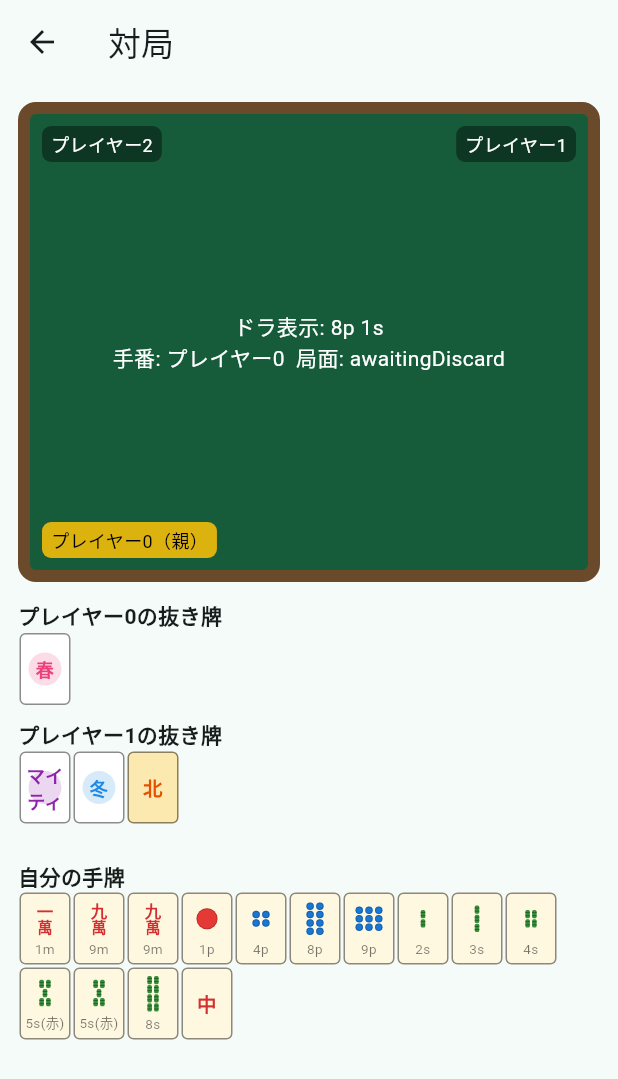
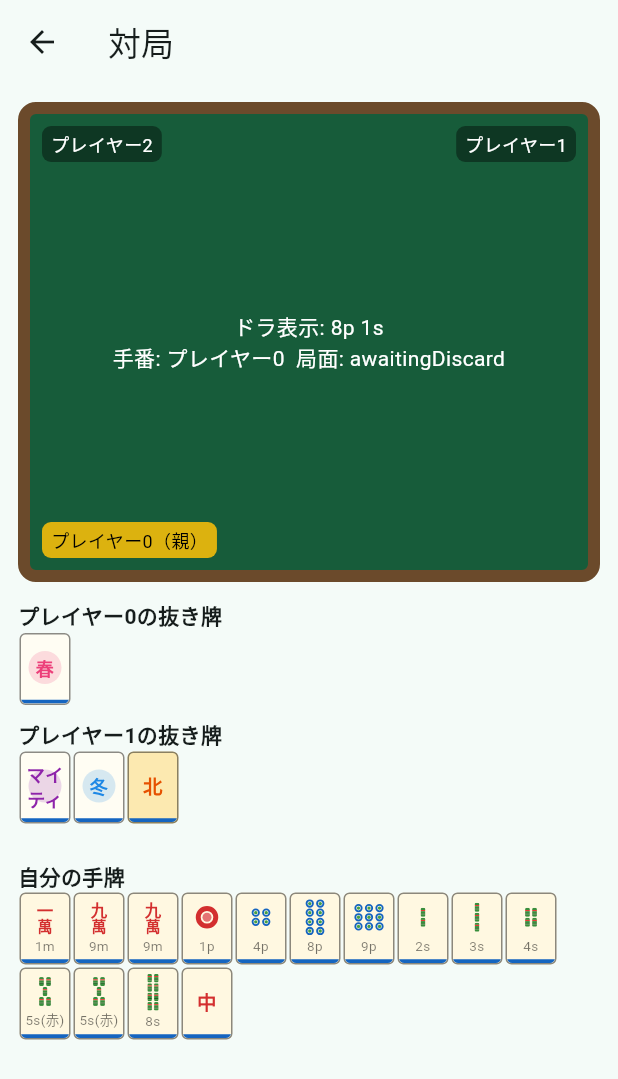
Before and after one commit to MasakiTanimizu/Claudecode-, a Flutter app: the screen it shows after launch, after a tap on "対局開始（動作確認用）", on a phone screen of 412 x 824 dp. Shown: the top 1079 px of the screen. Run offline on Flutter 3.47's test engine with Material 3 defaults, Android fonts, the phone set to English and light mode, and no system bars.

Commit message:
牌のデザインを一般的な牌の意匠にさらに寄せる（フリー素材の模写はせず）
イラストACの素材は「主役として無料利用不可・再配布禁止」の規約があり、
本リポジトリはGitHub Pagesで公開されるため使用/模写を見送り、代わりに
Flutter自前描画をブラッシュアップ：
- 筒子: ドットをリング＋中心点の2色構成にして立体感を追加
- 索子: 竹を3分割し、赤と濃緑のバンドで節を強調
- 牌全体にアイボリーの牌面と下部の青い帯を追加（一般的な牌の意匠の
  慣習であり、特定の作者のイラストを再現したものではない）

いずれも既存のColor/Widget型なので著作権上の懸念はゼロ。
find.text(tile.label)ベースの既存テストへの影響もなし。

```diff
--- a/apps/mobile/lib/presentation/widgets/tile_view.dart
+++ b/apps/mobile/lib/presentation/widgets/tile_view.dart
@@ -3,14 +3,18 @@ import 'package:mahjong_engine/mahjong_engine.dart';
 
 /// A single tile, rendered on a bordered card using traditional mahjong tile
 /// face conventions — drawn entirely with Flutter's own shapes/text, not
-/// copied from any specific app's art assets, so there's nothing to source
-/// or license:
-/// - pin (筒子): a canonical dot pattern, one row-group per count.
-/// - sou (索子): the same canonical layout, drawn as bamboo bars instead.
+/// copied or traced from any specific app's or stock site's art assets, so
+/// there's nothing to source or license:
+/// - pin (筒子): a canonical dot pattern, one row-group per count, each dot
+///   a colored ring around a smaller center dot.
+/// - sou (索子): the same canonical layout, drawn as segmented bamboo bars.
 /// - man (萬子): a kanji numeral over 萬, in red (only 1m/9m exist here).
 /// - winds/dragons/北/華牌: a single bold, colored rendering of [Tile.label]
 ///   (white dragon gets a blank bordered box, hana get a soft color badge —
 ///   both still keep the label text, just with light decoration around it).
+/// - every tile sits on an ivory face with a thin blue foot band, echoing
+///   the two-tone look common to real/simplified tile sets in general
+///   (a generic convention, not any one artist's specific illustration).
 ///
 /// [Tile.label] is always present as real text somewhere in the tile
 /// (either as the whole rendering, or as the pattern tile's small caption)
@@ -32,19 +36,7 @@ class TileView extends StatelessWidget {
   @override
   Widget build(BuildContext context) {
     final graphic = _graphicFor(tile);
-    return GestureDetector(
-      onDoubleTap: onDiscard,
-      child: Container(
-        width: 34,
-        height: 48,
-        margin: const EdgeInsets.symmetric(horizontal: 1, vertical: 1),
-        padding: const EdgeInsets.symmetric(vertical: 3, horizontal: 2),
-        decoration: BoxDecoration(
-          color: _backgroundColor(discardable: onDiscard != null),
-          border: Border.all(color: Colors.black45),
-          borderRadius: BorderRadius.circular(4),
-        ),
-        child: graphic == null
+    final face = graphic == null
         ? Center(child: _plainLabel(tile))
         : Column(
             mainAxisAlignment: MainAxisAlignment.spaceBetween,
@@ -63,6 +55,34 @@ class TileView extends StatelessWidget {
                 textAlign: TextAlign.center,
               ),
             ],
+          );
+    return GestureDetector(
+      onDoubleTap: onDiscard,
+      child: Container(
+        width: 34,
+        height: 48,
+        margin: const EdgeInsets.symmetric(horizontal: 1, vertical: 1),
+        decoration: BoxDecoration(
+          color: _backgroundColor(discardable: onDiscard != null),
+          border: Border.all(color: Colors.black45),
+          borderRadius: BorderRadius.circular(4),
+        ),
+        child: ClipRRect(
+          borderRadius: BorderRadius.circular(3.5),
+          child: Stack(
+            children: [
+              Padding(
+                padding: const EdgeInsets.only(top: 3, left: 2, right: 2, bottom: 5),
+                child: face,
+              ),
+              Positioned(
+                left: 0,
+                right: 0,
+                bottom: 0,
+                child: Container(height: 2.5, color: Colors.blue.shade800),
+              ),
+            ],
+          ),
         ),
       ),
     );
@@ -71,7 +91,7 @@ class TileView extends StatelessWidget {
   Color _backgroundColor({required bool discardable}) {
     if (discardable) return Colors.amber.shade50;
     if (tile is KitaTile) return const Color(0xFFFCE9B0);
-    return Colors.white;
+    return const Color(0xFFFFFDF3);
   }
 }
 
@@ -235,9 +255,11 @@ class _TileGrid extends StatelessWidget {
   }
 }
 
-/// One dot in a pin tile's pattern. [accent] renders it red instead of the
-/// default blue (used for 1p's sole dot and 5p's center dot); [big] enlarges
-/// it (used only for 1p, which has just the one dot to fill the tile with).
+/// One dot in a pin tile's pattern: a colored ring around a smaller center
+/// dot, evoking the target-like rings real/simplified pin tiles use. [accent]
+/// swaps the (ring, center) colors to red-toned instead of the default
+/// blue/green (used for 1p's sole dot and 5p's center dot); [big] enlarges it
+/// (used only for 1p, which has just the one dot to fill the tile with).
 class PinDot extends StatelessWidget {
   final bool accent;
   final bool big;
@@ -246,22 +268,28 @@ class PinDot extends StatelessWidget {
 
   @override
   Widget build(BuildContext context) {
-    final size = big ? 14.0 : 5.0;
+    final size = big ? 15.0 : 5.5;
+    final ringColor = accent ? Colors.red.shade700 : Colors.blue.shade800;
+    final centerColor = accent ? Colors.red.shade300 : Colors.green.shade600;
     return Container(
       width: size,
       height: size,
-      decoration: BoxDecoration(
-        color: accent ? Colors.red.shade600 : Colors.blue.shade700,
-        shape: BoxShape.circle,
-        border: Border.all(color: Colors.black26, width: 0.5),
+      decoration: BoxDecoration(shape: BoxShape.circle, border: Border.all(color: ringColor, width: size * 0.22)),
+      child: Center(
+        child: Container(
+          width: size * 0.4,
+          height: size * 0.4,
+          decoration: BoxDecoration(color: centerColor, shape: BoxShape.circle),
+        ),
       ),
     );
   }
 }
 
-/// One bamboo bar in a sou tile's pattern, with two node lines. [big]
-/// enlarges it (used only for 1s, which has just the one bar to fill the
-/// tile with).
+/// One bamboo bar in a sou tile's pattern: three green segments split by a
+/// red and a dark-green band, evoking the colored joints real/simplified
+/// sou tiles use. [big] enlarges it (used only for 1s, which has just the
+/// one bar to fill the tile with).
 class Bamboo extends StatelessWidget {
   final bool big;
 
@@ -269,18 +297,22 @@ class Bamboo extends StatelessWidget {
 
   @override
   Widget build(BuildContext context) {
-    final width = big ? 7.0 : 3.0;
-    final height = big ? 18.0 : 5.5;
-    return Container(
+    final width = big ? 7.5 : 3.2;
+    final height = big ? 19.0 : 6.0;
+    return ClipRRect(
+      borderRadius: BorderRadius.circular(1),
+      child: SizedBox(
         width: width,
         height: height,
-      decoration: BoxDecoration(color: Colors.green.shade700, borderRadius: BorderRadius.circular(1)),
         child: Column(
-        mainAxisAlignment: MainAxisAlignment.spaceEvenly,
           children: [
-          Container(height: 0.6, color: Colors.green.shade900),
-          Container(height: 0.6, color: Colors.green.shade900),
+            Expanded(child: Container(color: Colors.green.shade700)),
+            Container(height: 0.8, color: Colors.red.shade600),
+            Expanded(child: Container(color: Colors.green.shade700)),
+            Container(height: 0.8, color: Colors.green.shade900),
+            Expanded(child: Container(color: Colors.green.shade700)),
           ],
+        ),
       ),
     );
   }
```
Lines whose indentation alone changed are shown as unchanged.
